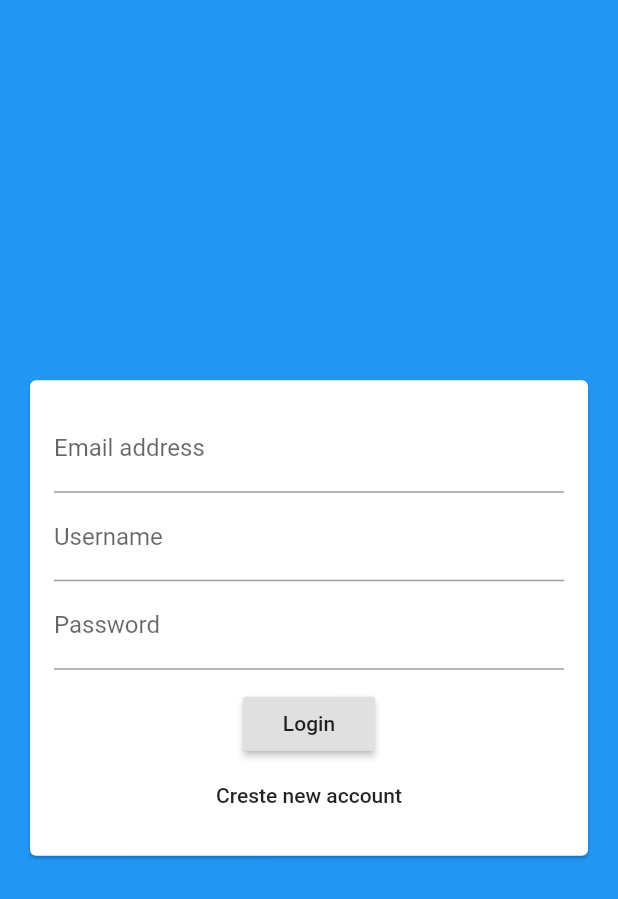
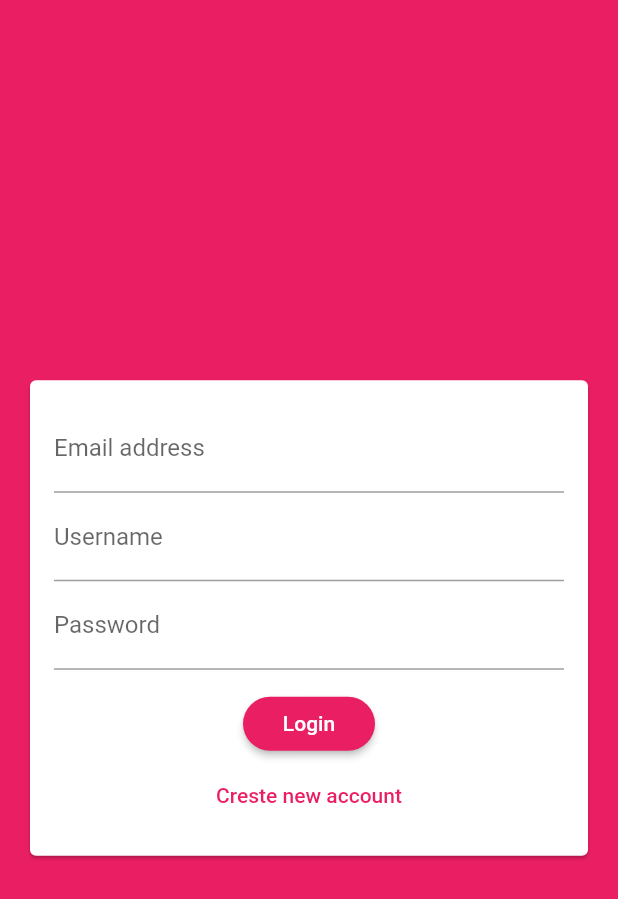
Before and after one commit to MohamedAlyLoutfy/Chat_app, a Flutter app: the screen it shows after launch, on a phone screen of 412 x 824 dp. Shown: the top 899 px of the screen. Run offline on Flutter 3.47's test engine with Material 2 defaults, Android fonts, the phone set to English and light mode, and no system bars; our stand-ins replace cloud_firestore, firebase_core; accounts and stored records are empty.

Commit message:
Adding an App Theme

```diff
--- a/lib/main.dart
+++ b/lib/main.dart
@@ -17,7 +17,16 @@ class MyApp extends StatelessWidget {
       title: 'Flutter Chat',
       theme: ThemeData(
 
-        primarySwatch: Colors.blue,
+        primarySwatch: Colors.pink,
+        backgroundColor: Colors.pink,
+        accentColor: Colors.deepPurple,
+        accentColorBrightness: Brightness.dark,
+        buttonTheme: ButtonTheme.of(context).copyWith(
+          buttonColor: Colors.pink,
+          textTheme: ButtonTextTheme.primary,
+          shape: RoundedRectangleBorder(
+            borderRadius: BorderRadius.circular(20))
+        ),
       ),
       home: AuthScreen(),
     );
--- a/lib/widgets/auth_form.dart
+++ b/lib/widgets/auth_form.dart
@@ -37,6 +37,7 @@ class _AuthFormState extends State<AuthForm> {
                     onPressed: (){},
                     ),
                     FlatButton(
+                      textColor: Theme.of(context).primaryColor,
                       onPressed: (){},
                        child: Text('Creste new account'))
 
```
